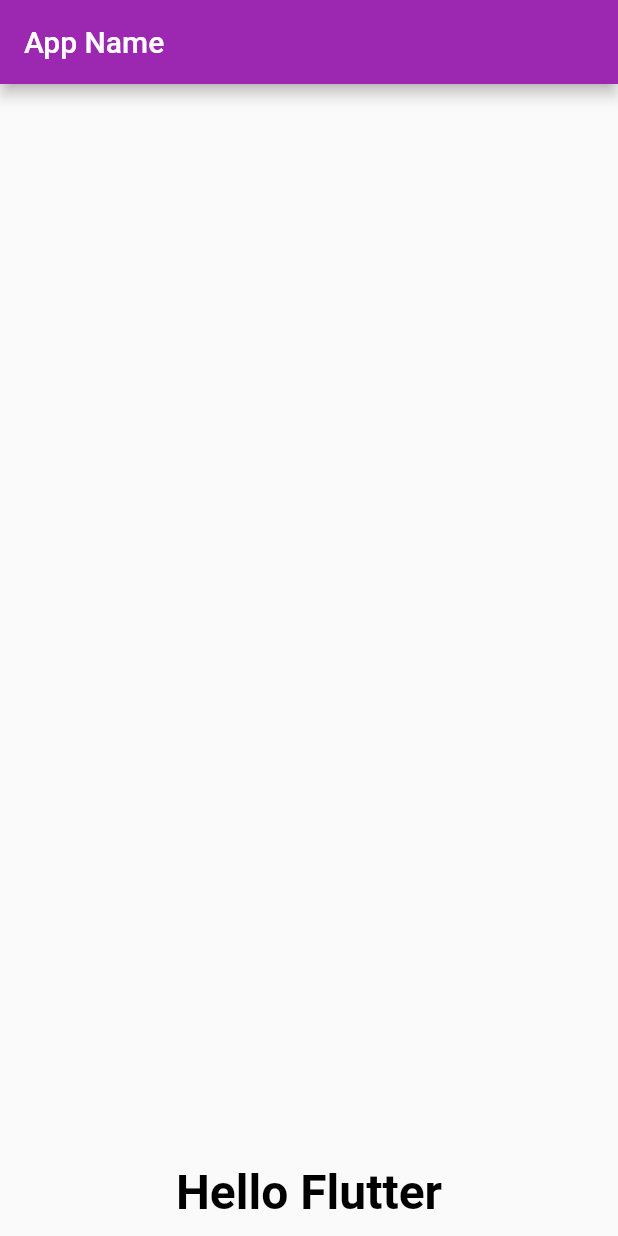
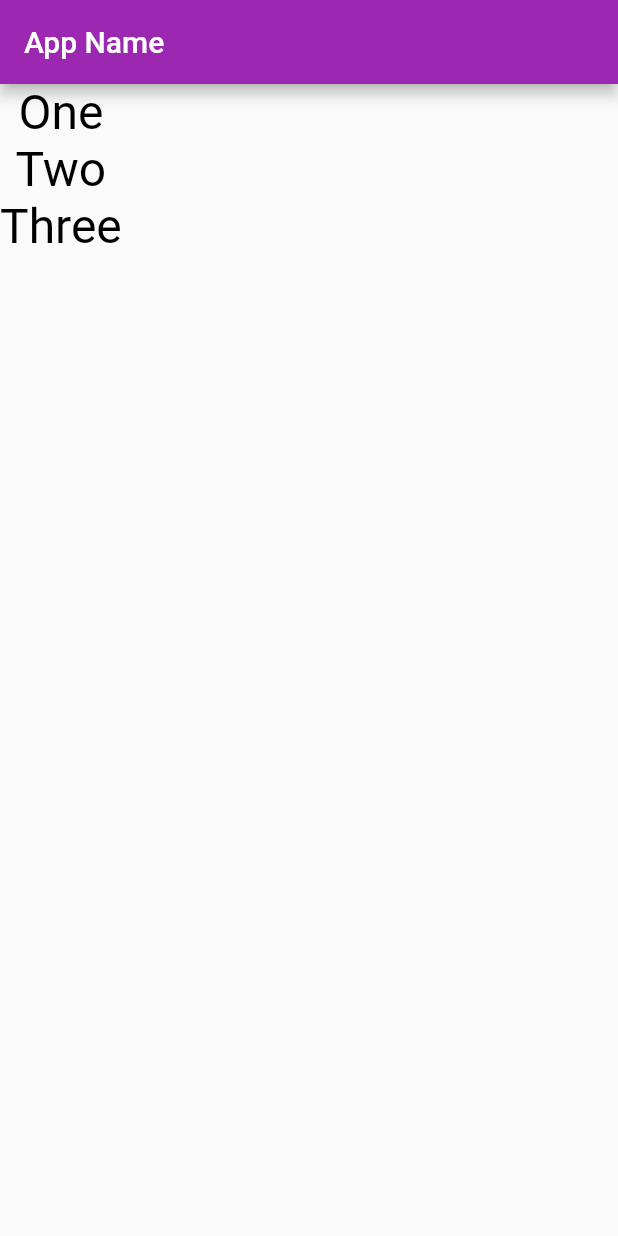
Before and after one commit to CutRay/tutorial-flutter, a Flutter app: the screen it shows after launch, on a phone screen of 412 x 824 dp. Run offline on Flutter 3.47's test engine with Material 2 defaults, Android fonts, the phone set to English and light mode, and no system bars.

Commit message:
Column完成

```diff
--- a/lib/main.dart
+++ b/lib/main.dart
@@ -33,16 +33,34 @@ class _MyHomePageState extends State<MyHomePage> {
         appBar: AppBar(
           title: Text('App Name'),
         ),
-        body: Container(
-            child: Text(
-              "Hello Flutter",
-              style: TextStyle(
-                  fontSize: 32.0,
-                  color: const Color(0xFF000000),
-                  fontWeight: FontWeight.w700,
-                  fontFamily: "Roboto"),
-            ),
-            padding: const EdgeInsets.all(10.0),
-            alignment: Alignment.bottomCenter));
+        body: Column(
+            mainAxisAlignment: MainAxisAlignment.start,
+            mainAxisSize: MainAxisSize.max,
+            children: <Widget>[
+              Text(
+                "One",
+                style: TextStyle(
+                    fontSize: 32.0,
+                    color: const Color(0xFF000000),
+                    fontWeight: FontWeight.w400,
+                    fontFamily: "Roboto"),
+              ),
+              Text(
+                "Two",
+                style: TextStyle(
+                    fontSize: 32.0,
+                    color: const Color(0xFF000000),
+                    fontWeight: FontWeight.w400,
+                    fontFamily: "Roboto"),
+              ),
+              Text(
+                "Three",
+                style: TextStyle(
+                    fontSize: 32.0,
+                    color: const Color(0xFF000000),
+                    fontWeight: FontWeight.w400,
+                    fontFamily: "Roboto"),
+              ),
+            ]));
   }
 }
```
